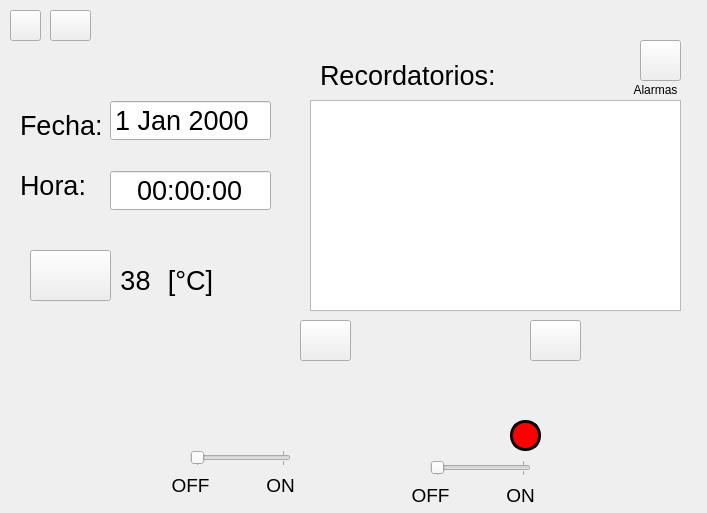
Qt form CUERPO/DISENO/main_dise.ui (ronihdzz/IoT_domotica) before a commit.
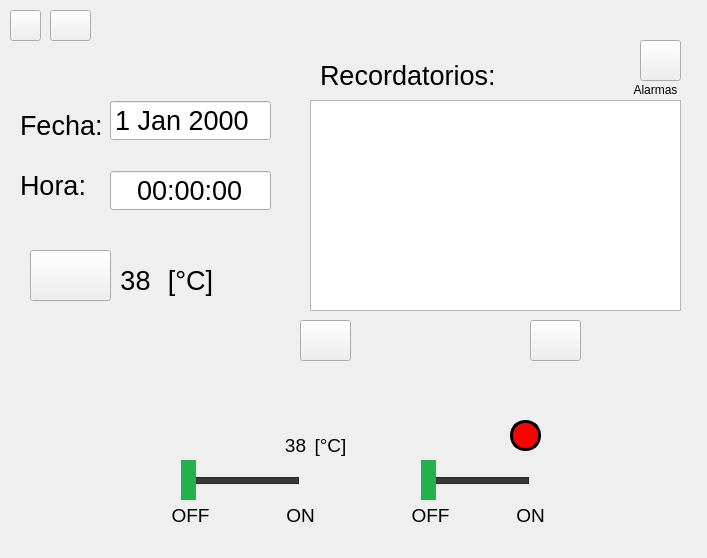
The same form after that commit. Icons and pictures are not drawn.

Commit message: Para poder editar las alarmas de una manera mas comoda crea el diseno de una ventana emergente que se aparecera cada vez que quieras editar una alarma, aparte hice mas grandes los sliders de la widget principal con el proposito de que sean mas claros para los usuarios

```diff
--- a/CUERPO/DISENO/main_dise.ui
+++ b/CUERPO/DISENO/main_dise.ui
@@ -7,7 +7,7 @@
     <x>0</x>
     <y>0</y>
     <width>707</width>
-    <height>513</height>
+    <height>558</height>
    </rect>
   </property>
   <property name="windowTitle">
@@ -116,12 +116,34 @@
   <widget class="QSlider" name="hoSli_venti">
    <property name="geometry">
     <rect>
-     <x>190</x>
-     <y>450</y>
-     <width>101</width>
-     <height>16</height>
+     <x>180</x>
+     <y>460</y>
+     <width>131</width>
+     <height>40</height>
     </rect>
    </property>
+   <property name="styleSheet">
+    <string notr="true">QSlider {
+    min-height: 40px;
+    max-height: 40px;
+}
+
+QSlider::groove:horizontal {
+    border: 1px solid #262626;
+    height: 5px;
+    background: #393939;
+    margin: 0 12px;
+}
+
+QSlider::handle:horizontal {
+    background: #22B14C;
+	/*background-color: rgb(1, 255, 226);*/
+    /*border: 5px solid #B5E61D;*/
+    width: 15px;
+    height: 80px;
+    margin: 24px -12px;
+}</string>
+   </property>
    <property name="maximum">
     <number>1</number>
    </property>
@@ -139,7 +161,7 @@
    <property name="geometry">
     <rect>
      <x>170</x>
-     <y>470</y>
+     <y>500</y>
      <width>41</width>
      <height>31</height>
     </rect>
@@ -159,8 +181,8 @@
   <widget class="QLabel" name="label_4">
    <property name="geometry">
     <rect>
-     <x>260</x>
-     <y>470</y>
+     <x>280</x>
+     <y>500</y>
      <width>41</width>
      <height>31</height>
     </rect>
@@ -180,8 +202,8 @@
   <widget class="QLabel" name="label_8">
    <property name="geometry">
     <rect>
-     <x>500</x>
-     <y>480</y>
+     <x>510</x>
+     <y>500</y>
      <width>41</width>
      <height>31</height>
     </rect>
@@ -202,7 +224,7 @@
    <property name="geometry">
     <rect>
      <x>410</x>
-     <y>480</y>
+     <y>500</y>
      <width>41</width>
      <height>31</height>
     </rect>
@@ -222,12 +244,34 @@
   <widget class="QSlider" name="hoSli_foco">
    <property name="geometry">
     <rect>
-     <x>430</x>
+     <x>420</x>
      <y>460</y>
-     <width>101</width>
-     <height>16</height>
+     <width>121</width>
+     <height>40</height>
     </rect>
    </property>
+   <property name="styleSheet">
+    <string notr="true">QSlider {
+    min-height: 40px;
+    max-height: 40px;
+}
+
+QSlider::groove:horizontal {
+    border: 1px solid #262626;
+    height: 5px;
+    background: #393939;
+    margin: 0 12px;
+}
+
+QSlider::handle:horizontal {
+    background: #22B14C;
+	/*background-color: rgb(1, 255, 226);*/
+    /*border: 5px solid #B5E61D;*/
+    width: 15px;
+    height: 80px;
+    margin: 24px -12px;
+}</string>
+   </property>
    <property name="maximum">
     <number>1</number>
    </property>
@@ -523,6 +567,48 @@
     <set>Qt::AlignCenter</set>
    </property>
   </widget>
+  <widget class="QLabel" name="bel_tempActVenti">
+   <property name="geometry">
+    <rect>
+     <x>280</x>
+     <y>430</y>
+     <width>31</width>
+     <height>31</height>
+    </rect>
+   </property>
+   <property name="font">
+    <font>
+     <pointsize>14</pointsize>
+    </font>
+   </property>
+   <property name="text">
+    <string>38</string>
+   </property>
+   <property name="alignment">
+    <set>Qt::AlignCenter</set>
+   </property>
+  </widget>
+  <widget class="QLabel" name="label_5">
+   <property name="geometry">
+    <rect>
+     <x>310</x>
+     <y>430</y>
+     <width>41</width>
+     <height>31</height>
+    </rect>
+   </property>
+   <property name="font">
+    <font>
+     <pointsize>14</pointsize>
+    </font>
+   </property>
+   <property name="text">
+    <string>[°C]</string>
+   </property>
+   <property name="alignment">
+    <set>Qt::AlignCenter</set>
+   </property>
+  </widget>
  </widget>
  <resources>
   <include location="../../IMAG.qrc"/>
```
The commit also changes 15 other files.
